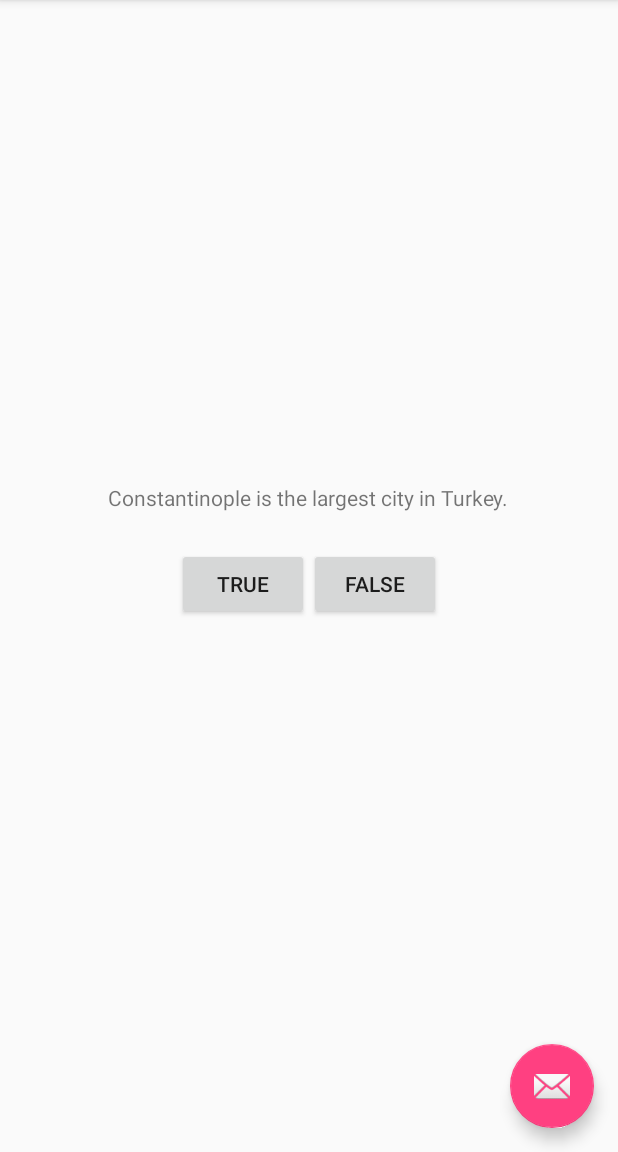
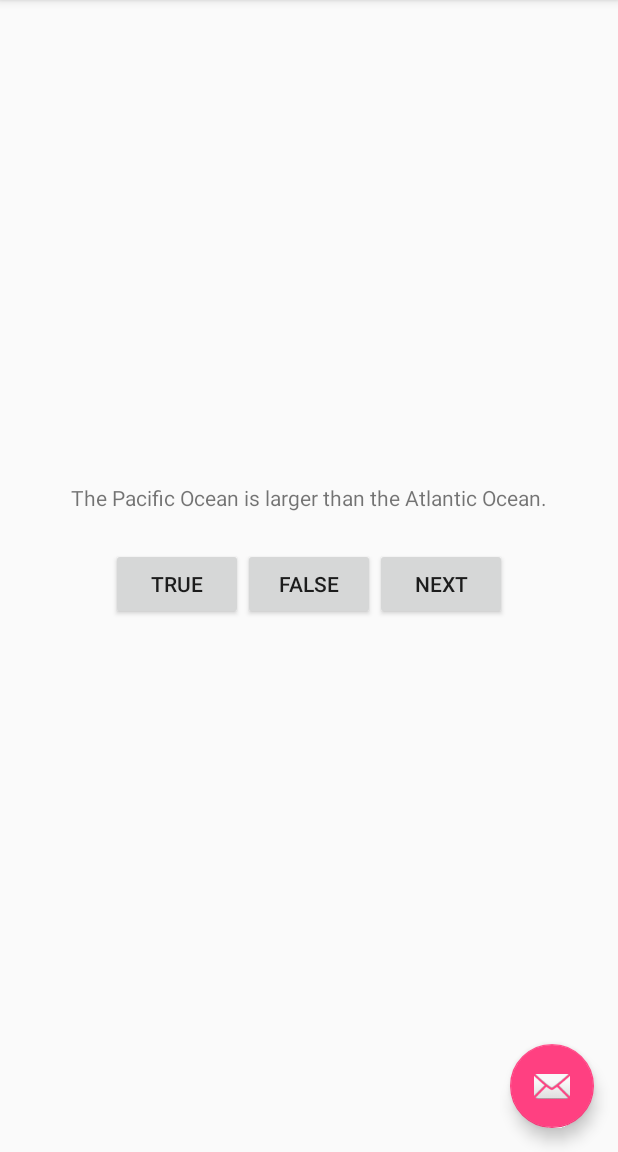
Before and after one commit to akniyev/the_big_nerd_ranch_android, an Android app: the screen it shows after launch (QuizActivity), on a phone screen of 412 x 824 dp, the part 84-1236 px from its top. Run offline under Robolectric (Android 15) with nearby library versions, the phone set to English and light mode, and no system bars.

Commit message:
Some work

```diff
--- /dev/null
+++ b/project01_chapter1/GeoQuiz/app/src/main/java/com/bignerdranch/android/geoquiz/Question.java
@@ -0,0 +1,30 @@
+package com.bignerdranch.android.geoquiz;
+
+/**
+ * Created by insan on 01.03.2016.
+ */
+public class Question {
+    private int mTextResId;
+    private boolean mAnswerTrue;
+
+    public int getTextResId() {
+        return mTextResId;
+    }
+
+    public void setTextResId(int textResId) {
+        mTextResId = textResId;
+    }
+
+    public boolean isAnswerTrue() {
+        return mAnswerTrue;
+    }
+
+    public void setAnswerTrue(boolean answerTrue) {
+        mAnswerTrue = answerTrue;
+    }
+
+    public Question (int textResId, boolean answerTrue) {
+        mTextResId = textResId;
+        mAnswerTrue = answerTrue;
+    }
+}
--- a/project01_chapter1/GeoQuiz/app/src/main/java/com/bignerdranch/android/geoquiz/QuizActivity.java
+++ b/project01_chapter1/GeoQuiz/app/src/main/java/com/bignerdranch/android/geoquiz/QuizActivity.java
@@ -9,12 +9,24 @@ import android.view.View;
 import android.view.Menu;
 import android.view.MenuItem;
 import android.widget.Button;
+import android.widget.TextView;
 import android.widget.Toast;
 
 public class QuizActivity extends AppCompatActivity {
-
     private Button mTrueButton;
     private Button mFalseButton;
+    private Button mNextButton;
+    private TextView mQuestionTextView;
+
+    private int mCurrentIndex = 0;
+
+    private Question[] mQuestionBank = new Question[] {
+            new Question(R.string.question_oceans, true),
+            new Question(R.string.question_mideast, true),
+            new Question(R.string.question_africa, true),
+            new Question(R.string.question_americas, true),
+            new Question(R.string.question_asia, true),
+    };
 
     @Override
     protected void onCreate(Bundle savedInstanceState) {
@@ -23,6 +35,10 @@ public class QuizActivity extends AppCompatActivity {
 
         mTrueButton = (Button)findViewById(R.id.true_button);
         mFalseButton = (Button)findViewById(R.id.false_button);
+
+        mQuestionTextView = (TextView) findViewById(R.id.question_text_view);
+        int question = mQuestionBank[mCurrentIndex].getTextResId();
+        mQuestionTextView.setText(question);
 
         mTrueButton.setOnClickListener(new View.OnClickListener() {
             @Override
--- a/project01_chapter1/GeoQuiz/app/src/main/res/layout/content_quiz.xml
+++ b/project01_chapter1/GeoQuiz/app/src/main/res/layout/content_quiz.xml
@@ -6,10 +6,10 @@
     android:orientation="vertical" >
 
     <TextView
+        android:id="@+id/question_text_view"
         android:layout_width="wrap_content"
         android:layout_height="wrap_content"
-        android:padding="24dp"
-        android:text="@string/question_text" />
+        android:padding="24dp" />
 
     <LinearLayout
         android:layout_width="wrap_content"
@@ -27,5 +27,11 @@
             android:layout_height="wrap_content"
             android:text="@string/false_button" />
 
+        <Button
+            android:id="@+id/next_button"
+            android:layout_width="wrap_content"
+            android:layout_height="wrap_content"
+            android:text="@string/next_button" />
+
     </LinearLayout>
 </LinearLayout>
--- a/project01_chapter1/GeoQuiz/app/src/main/res/values/strings.xml
+++ b/project01_chapter1/GeoQuiz/app/src/main/res/values/strings.xml
@@ -4,11 +4,16 @@
 
     <string name="true_button">True</string>
     <string name="false_button">False</string>
-    <string name="question_text">
-        Constantinople is the largest city in Turkey.
-    </string>
 
     <string name="correct_toast">Correct!</string>
     <string name="incorrect_toast">Incorrect!</string>
 
+    <string name="next_button">Next</string>
+
+    <string name="question_oceans">The Pacific Ocean is larger than the Atlantic Ocean.</string>
+    <string name="question_mideast">The Suez Canal connects the Red Sea and the Indian Ocean.</string>
+    <string name="question_africa">The source of the Nile River is in Egypt.</string>
+    <string name="question_americas">The Amazon River is the longest river in the Americas.</string>
+    <string name="question_asia">Lake Baikal is the world\'s oldest and deepest freshwaret lake.</string>
+
 </resources>
```
